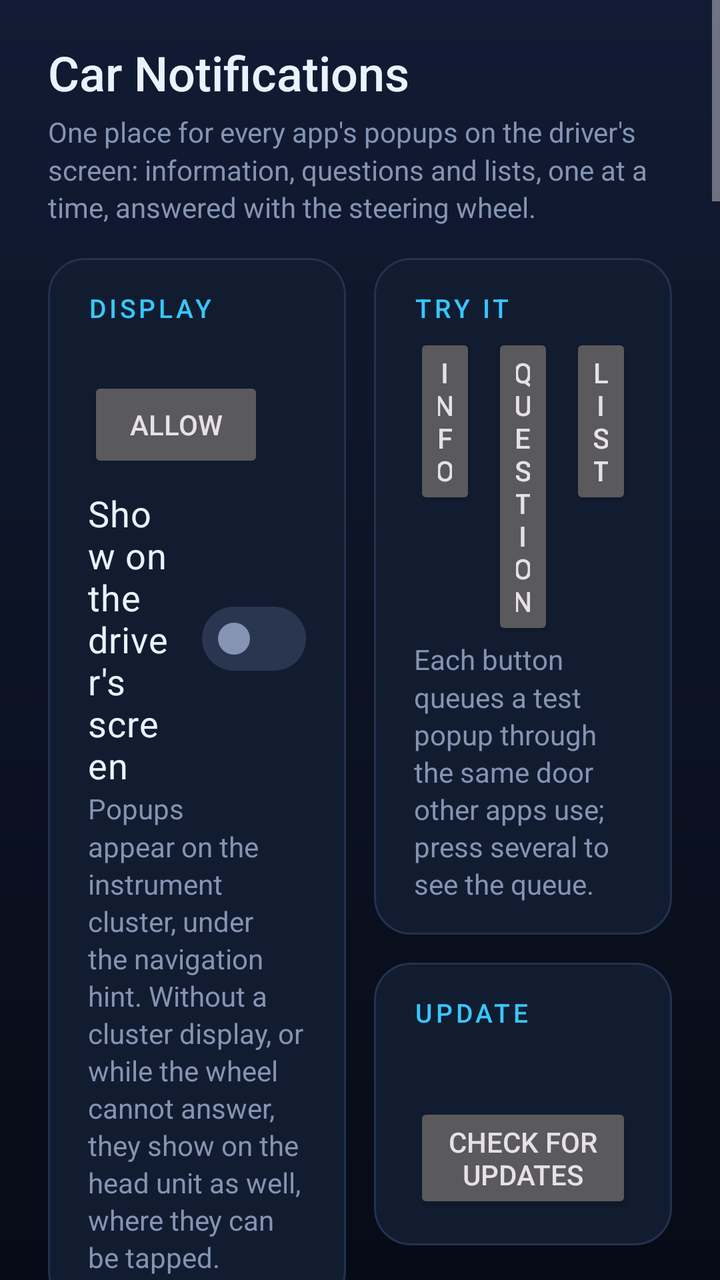
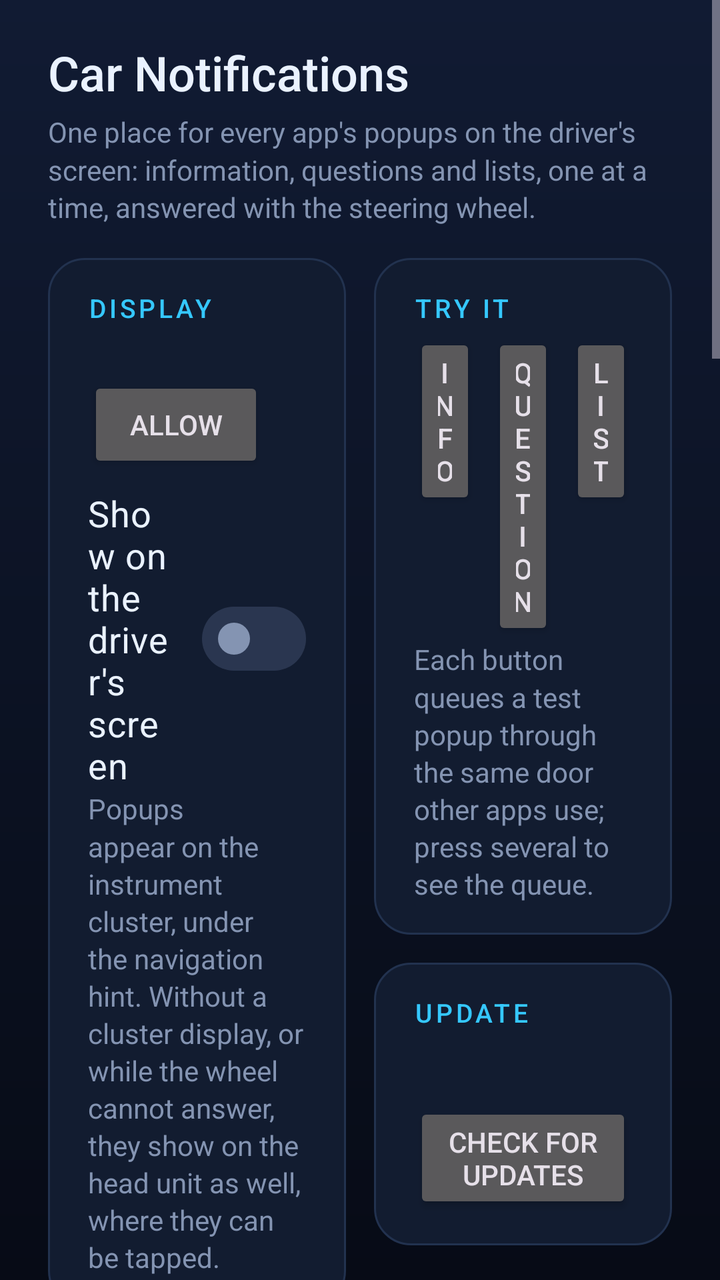

Screens rendered from an Android XML layout before and after an edit, with the pre-edit source and the edit as a unified diff.
<!-- AndroidManifest.xml: application theme Theme.Notify -->
<!-- res/layout/activity_main.xml -->
<?xml version="1.0" encoding="utf-8"?>
<ScrollView xmlns:android="http://schemas.android.com/apk/res/android"
    android:id="@+id/scroll"
    android:layout_width="match_parent"
    android:layout_height="match_parent"
    android:background="@drawable/screen_background">

    <LinearLayout
        android:layout_width="match_parent"
        android:layout_height="wrap_content"
        android:orientation="vertical"
        android:paddingHorizontal="24dp"
        android:paddingTop="20dp"
        android:paddingBottom="12dp">

        <LinearLayout
            android:layout_width="match_parent"
            android:layout_height="wrap_content"
            android:gravity="center_vertical"
            android:orientation="horizontal">

            <TextView
                style="@style/Heading"
                android:layout_width="0dp"
                android:layout_weight="1"
                android:text="@string/app_name" />

            
            <TextView
                android:id="@+id/textUpdatePill"
                android:layout_width="wrap_content"
                android:layout_height="wrap_content"
                android:background="@drawable/update_pill"
                android:fontFamily="sans-serif-medium"
                android:paddingHorizontal="12dp"
                android:paddingVertical="5dp"
                android:textColor="@color/on_accent"
                android:textSize="13sp"
                android:visibility="gone" />
        </LinearLayout>

        <TextView
            style="@style/Hint"
            android:layout_marginTop="4dp"
            android:layout_marginBottom="16dp"
            android:text="@string/main_intro" />

        <LinearLayout
            android:layout_width="match_parent"
            android:layout_height="wrap_content"
            android:baselineAligned="false"
            android:orientation="horizontal">

            <LinearLayout
                android:layout_width="0dp"
                android:layout_height="wrap_content"
                android:layout_marginEnd="14dp"
                android:layout_weight="1"
                android:orientation="vertical">

                <LinearLayout style="@style/Panel">

                    <TextView
                        style="@style/PanelLabel"
                        android:text="@string/sec_display" />

                    <TextView
                        android:id="@+id/textOverlay"
                        style="@style/Hint"
                        android:textColor="@color/text_primary"
                        android:textSize="16sp" />

                    <Button
                        android:id="@+id/btnOverlay"
                        android:layout_width="wrap_content"
                        android:layout_height="wrap_content"
                        android:text="@string/overlay_grant" />

                    <com.google.android.material.materialswitch.MaterialSwitch
                        android:id="@+id/switchCluster"
                        style="@style/Switch"
                        android:text="@string/settings_cluster" />

                    <TextView
                        style="@style/Hint"
                        android:text="@string/settings_cluster_hint" />
                </LinearLayout>

                <LinearLayout style="@style/Panel">

                    <TextView
                        style="@style/PanelLabel"
                        android:text="@string/sec_wheel" />

                    <com.google.android.material.materialswitch.MaterialSwitch
                        android:id="@+id/switchWheelKeys"
                        style="@style/Switch"
                        android:layout_marginTop="0dp"
                        android:text="@string/settings_wheel_keys" />

                    <TextView
                        style="@style/Hint"
                        android:text="@string/settings_wheel_keys_hint" />

                    <TextView
                        android:id="@+id/textWheelStatus"
                        style="@style/Hint"
                        android:textColor="@color/text_primary" />

                    <com.google.android.material.materialswitch.MaterialSwitch
                        android:id="@+id/switchMuteMedia"
                        style="@style/Switch"
                        android:layout_marginStart="16dp"
                        android:text="@string/settings_mute_media" />

                    <com.google.android.material.materialswitch.MaterialSwitch
                        android:id="@+id/switchHoldVolume"
                        style="@style/Switch"
                        android:layout_marginStart="16dp"
                        android:text="@string/settings_hold_volume" />

                    <TextView
                        style="@style/Hint"
                        android:layout_marginStart="16dp"
                        android:text="@string/settings_hold_volume_hint" />
                </LinearLayout>

                
                <LinearLayout style="@style/Panel">

                    <TextView
                        style="@style/PanelLabel"
                        android:text="@string/sec_menu" />

                    <com.google.android.material.materialswitch.MaterialSwitch
                        android:id="@+id/switchMenu"
                        style="@style/Switch"
                        android:layout_marginTop="0dp"
                        android:text="@string/settings_menu" />

                    <TextView
                        style="@style/Hint"
                        android:text="@string/settings_menu_hint" />

                    <com.google.android.material.materialswitch.MaterialSwitch
                        android:id="@+id/switchMenuNavigation"
                        style="@style/Switch"
                        android:layout_marginStart="16dp"
                        android:text="@string/settings_menu_navigation" />

                    
                    <com.google.android.material.materialswitch.MaterialSwitch
                        android:id="@+id/switchMenuThird"
                        style="@style/Switch"
                        android:layout_marginStart="16dp"
                        android:text="@string/settings_menu_third" />

                    <TextView
                        style="@style/Hint"
                        android:layout_marginStart="16dp"
                        android:text="@string/settings_menu_third_hint" />

                    <LinearLayout
                        android:layout_width="match_parent"
                        android:layout_height="wrap_content"
                        android:layout_marginStart="16dp"
                        android:layout_marginTop="6dp"
                        android:orientation="horizontal">

                        <Button
                            android:id="@+id/btnProbeMedia"
                            android:layout_width="0dp"
                            android:layout_height="wrap_content"
                            android:layout_weight="1"
                            android:text="@string/probe_media" />

                        <Button
                            android:id="@+id/btnProbeCall"
                            android:layout_width="0dp"
                            android:layout_height="wrap_content"
                            android:layout_marginHorizontal="6dp"
                            android:layout_weight="1"
                            android:text="@string/probe_call" />

                        <Button
                            android:id="@+id/btnProbeNoMedia"
                            android:layout_width="0dp"
                            android:layout_height="wrap_content"
                            android:layout_marginEnd="6dp"
                            android:layout_weight="1"
                            android:text="@string/probe_no_media" />

                        <Button
                            android:id="@+id/btnProbeIdle"
                            android:layout_width="0dp"
                            android:layout_height="wrap_content"
                            android:layout_weight="1"
                            android:text="@string/probe_idle" />
                    </LinearLayout>

                    <TextView
                        android:id="@+id/textMenuState"
                        style="@style/Hint"
                        android:layout_marginTop="8dp"
                        android:textColor="@color/text_primary" />

                    <TextView
                        android:id="@+id/textMenuJournal"
                        style="@style/Hint"
                        android:fontFamily="monospace"
                        android:textIsSelectable="true"
                        android:textSize="12sp" />
                </LinearLayout>
            </LinearLayout>

            <LinearLayout
                android:layout_width="0dp"
                android:layout_height="wrap_content"
                android:layout_weight="1"
                android:orientation="vertical">

                <LinearLayout style="@style/Panel">

                    <TextView
                        style="@style/PanelLabel"
                        android:text="@string/test_title" />

                    <LinearLayout
                        android:layout_width="match_parent"
                        android:layout_height="wrap_content"
                        android:orientation="horizontal">

                        <Button
                            android:id="@+id/btnTestInfo"
                            android:layout_width="0dp"
                            android:layout_height="wrap_content"
                            android:layout_weight="1"
                            android:text="@string/test_info" />

                        <Button
                            android:id="@+id/btnTestQuestion"
                            android:layout_width="0dp"
                            android:layout_height="wrap_content"
                            android:layout_marginHorizontal="8dp"
                            android:layout_weight="1"
                            android:text="@string/test_question" />

                        <Button
                            android:id="@+id/btnTestList"
                            android:layout_width="0dp"
                            android:layout_height="wrap_content"
                            android:layout_weight="1"
                            android:text="@string/test_list" />
                    </LinearLayout>

                    <TextView
                        style="@style/Hint"
                        android:text="@string/test_hint" />
                </LinearLayout>

                <LinearLayout
                    android:id="@+id/panelUpdate"
                    style="@style/Panel">

                    <TextView
                        style="@style/PanelLabel"
                        android:text="@string/settings_update" />

                    <TextView
                        android:id="@+id/textUpdateStatus"
                        style="@style/Hint"
                        android:textColor="@color/text_primary"
                        android:textSize="18sp" />

                    <TextView
                        android:id="@+id/textUpdateNotes"
                        style="@style/Hint"
                        android:layout_marginTop="6dp"
                        android:maxLines="8"
                        android:visibility="gone" />

                    <Button
                        android:id="@+id/btnUpdate"
                        android:layout_width="wrap_content"
                        android:layout_height="wrap_content"
                        android:layout_marginTop="8dp"
                        android:text="@string/upd_check" />
                </LinearLayout>
            </LinearLayout>
        </LinearLayout>
    </LinearLayout>
</ScrollView>
<!-- resources referenced by this layout -->
<resources>
  <color name="on_accent">#FF04111F</color>
  <color name="text_primary">#FFEAF2FF</color>
  <!-- drawable update_pill (drawable) -->
  <?xml version="1.0" encoding="utf-8"?>
  <shape xmlns:android="http://schemas.android.com/apk/res/android"
      android:shape="rectangle">
      <solid android:color="@color/accent" />
      <corners android:radius="20dp" />
  </shape>
  <string name="app_name">Car Notifications</string>
  <string name="main_intro">One place for every app\'s popups on the driver\'s screen: information, questions and lists, one at a time, answered with the steering wheel.</string>
  <string name="overlay_grant">Allow</string>
  <string name="probe_call">2 call</string>
  <string name="probe_idle">0 idle</string>
  <string name="probe_media">1 media</string>
  <string name="probe_no_media">3 no media</string>
  <string name="sec_display">Display</string>
  <string name="sec_menu">Cluster menu</string>
  <string name="sec_wheel">Steering wheel</string>
  <string name="settings_cluster">Show on the driver\'s screen</string>
  <string name="settings_cluster_hint">Popups appear on the instrument cluster, under the navigation hint. Without a cluster display, or while the wheel cannot answer, they show on the head unit as well, where they can be tapped.</string>
  <string name="settings_hold_volume">Put the volume back while a list is scrolled</string>
  <string name="settings_hold_volume_hint">The service takes the roller\'s step, but the unit still changes the volume; with this on it is set back at once.</string>
  <string name="settings_menu">Apps\' lists in the cluster menu</string>
  <string name="settings_menu_hint">Route Suggest puts its places on the navigation tab, Barrier Opener its gates on the phone tab. The left joystick scrolls and presses.</string>
  <string name="settings_menu_navigation">Open the menu on the navigation tab</string>
  <string name="settings_menu_third">Third tab (trial): barriers on the control centre\'s tab</string>
  <string name="settings_menu_third_hint">Asks the cluster for its third tab (the gear) and shows there the lists sent for the phone tab. The buttons send the cluster one control-centre state each; its answers are in the journal below.</string>
  <string name="settings_mute_media">Keep ⏮ ⏭ ⏯ from controlling music while a popup is up</string>
  <string name="settings_update">Update</string>
  <string name="settings_wheel_keys">Answer with the steering wheel</string>
  <string name="settings_wheel_keys_hint">⏮ / ⏭ choose an answer, the volume roller scrolls a list, ⏯ presses. Needs root and adb over the network switched on (as for MConfig+); the first time the unit asks to allow debugging — allow it, with \"always\".</string>
  <string name="test_hint">Each button queues a test popup through the same door other apps use; press several to see the queue.</string>
  <string name="test_info">Info</string>
  <string name="test_list">List</string>
  <string name="test_question">Question</string>
  <string name="test_title">Try it</string>
  <string name="upd_check">Check for updates</string>
  <color name="bg_bottom">#FF070B16</color>
  <color name="bg_top">#FF111B33</color>
  <color name="accent">#FF35C8FF</color>
  <color name="text_secondary">#FF8494B2</color>
  <color name="accent_dim">#2635C8FF</color>
  <color name="card">#FF121C30</color>
  <color name="card_rim">#FF22324F</color>
  <color name="background">#FF0A1020</color>
  <style name="Switch.Notify" parent="Widget.Material3.CompoundButton.MaterialSwitch">
          <item name="thumbTint">@color/switch_thumb</item>
          <item name="trackTint">@color/switch_track</item>
          <item name="trackDecorationTint">@android:color/transparent</item>
      </style>
  <!-- unchanged entries left out for length: 9 -->
</resources>

<!-- the commit's change to res/layout/activity_main.xml (unified diff, before → after) -->
@@ -124,93 +124,6 @@
                         android:layout_marginStart="16dp"
                         android:text="@string/settings_hold_volume_hint" />
                 </LinearLayout>
-
-                
-                <LinearLayout style="@style/Panel">
-
-                    <TextView
-                        style="@style/PanelLabel"
-                        android:text="@string/sec_menu" />
-
-                    <com.google.android.material.materialswitch.MaterialSwitch
-                        android:id="@+id/switchMenu"
-                        style="@style/Switch"
-                        android:layout_marginTop="0dp"
-                        android:text="@string/settings_menu" />
-
-                    <TextView
-                        style="@style/Hint"
-                        android:text="@string/settings_menu_hint" />
-
-                    <com.google.android.material.materialswitch.MaterialSwitch
-                        android:id="@+id/switchMenuNavigation"
-                        style="@style/Switch"
-                        android:layout_marginStart="16dp"
-                        android:text="@string/settings_menu_navigation" />
-
-                    
-                    <com.google.android.material.materialswitch.MaterialSwitch
-                        android:id="@+id/switchMenuThird"
-                        style="@style/Switch"
-                        android:layout_marginStart="16dp"
-                        android:text="@string/settings_menu_third" />
-
-                    <TextView
-                        style="@style/Hint"
-                        android:layout_marginStart="16dp"
-                        android:text="@string/settings_menu_third_hint" />
-
-                    <LinearLayout
-                        android:layout_width="match_parent"
-                        android:layout_height="wrap_content"
-                        android:layout_marginStart="16dp"
-                        android:layout_marginTop="6dp"
-                        android:orientation="horizontal">
-
-                        <Button
-                            android:id="@+id/btnProbeMedia"
-                            android:layout_width="0dp"
-                            android:layout_height="wrap_content"
-                            android:layout_weight="1"
-                            android:text="@string/probe_media" />
-
-                        <Button
-                            android:id="@+id/btnProbeCall"
-                            android:layout_width="0dp"
-                            android:layout_height="wrap_content"
-                            android:layout_marginHorizontal="6dp"
-                            android:layout_weight="1"
-                            android:text="@string/probe_call" />
-
-                        <Button
-                            android:id="@+id/btnProbeNoMedia"
-                            android:layout_width="0dp"
-                            android:layout_height="wrap_content"
-                            android:layout_marginEnd="6dp"
-                            android:layout_weight="1"
-                            android:text="@string/probe_no_media" />
-
-                        <Button
-                            android:id="@+id/btnProbeIdle"
-                            android:layout_width="0dp"
-                            android:layout_height="wrap_content"
-                            android:layout_weight="1"
-                            android:text="@string/probe_idle" />
-                    </LinearLayout>
-
-                    <TextView
-                        android:id="@+id/textMenuState"
-                        style="@style/Hint"
-                        android:layout_marginTop="8dp"
-                        android:textColor="@color/text_primary" />
-
-                    <TextView
-                        android:id="@+id/textMenuJournal"
-                        style="@style/Hint"
-                        android:fontFamily="monospace"
-                        android:textIsSelectable="true"
-                        android:textSize="12sp" />
-                </LinearLayout>
             </LinearLayout>
 
             <LinearLayout
<!-- resource entries referenced after the edit -->
@@ -12,22 +12,12 @@
   <string name="app_name">Car Notifications</string>
   <string name="main_intro">One place for every app\'s popups on the driver\'s screen: information, questions and lists, one at a time, answered with the steering wheel.</string>
   <string name="overlay_grant">Allow</string>
-  <string name="probe_call">2 call</string>
-  <string name="probe_idle">0 idle</string>
-  <string name="probe_media">1 media</string>
-  <string name="probe_no_media">3 no media</string>
   <string name="sec_display">Display</string>
-  <string name="sec_menu">Cluster menu</string>
   <string name="sec_wheel">Steering wheel</string>
   <string name="settings_cluster">Show on the driver\'s screen</string>
   <string name="settings_cluster_hint">Popups appear on the instrument cluster, under the navigation hint. Without a cluster display, or while the wheel cannot answer, they show on the head unit as well, where they can be tapped.</string>
   <string name="settings_hold_volume">Put the volume back while a list is scrolled</string>
   <string name="settings_hold_volume_hint">The service takes the roller\'s step, but the unit still changes the volume; with this on it is set back at once.</string>
-  <string name="settings_menu">Apps\' lists in the cluster menu</string>
-  <string name="settings_menu_hint">Route Suggest puts its places on the navigation tab, Barrier Opener its gates on the phone tab. The left joystick scrolls and presses.</string>
-  <string name="settings_menu_navigation">Open the menu on the navigation tab</string>
-  <string name="settings_menu_third">Third tab (trial): barriers on the control centre\'s tab</string>
-  <string name="settings_menu_third_hint">Asks the cluster for its third tab (the gear) and shows there the lists sent for the phone tab. The buttons send the cluster one control-centre state each; its answers are in the journal below.</string>
   <string name="settings_mute_media">Keep ⏮ ⏭ ⏯ from controlling music while a popup is up</string>
   <string name="settings_update">Update</string>
   <string name="settings_wheel_keys">Answer with the steering wheel</string>
